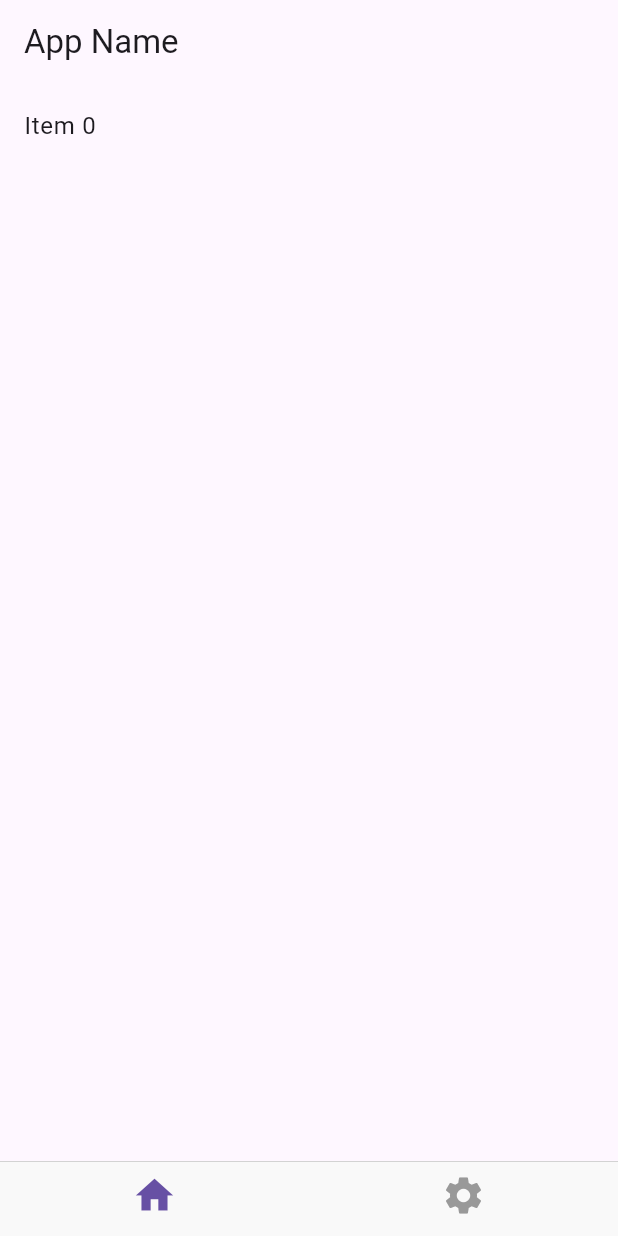
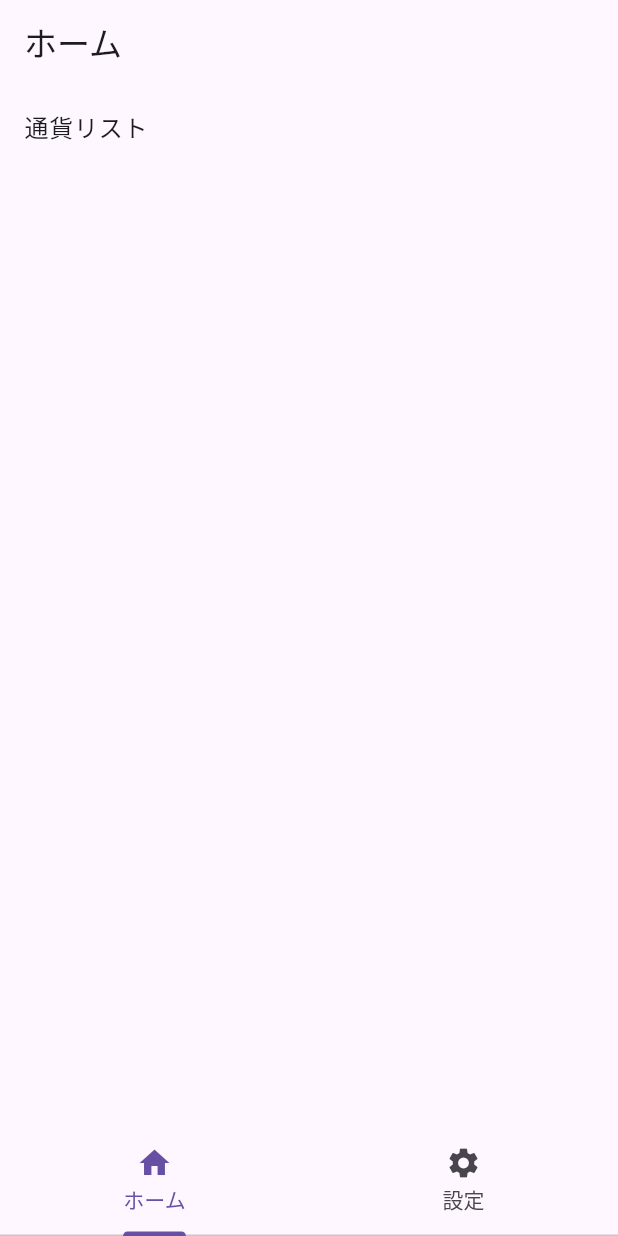
Before and after one commit to kumamotone/speedup_sandbox, a Flutter app: the screen it shows after launch, on a phone screen of 412 x 824 dp. Run offline on Flutter 3.47's test engine with Material 3 defaults, Android fonts, the phone set to English and light mode, and no system bars; our stand-ins replace dio, hooks_riverpod, pretty_dio_logger.

Commit message:
Update app titles and texts

```diff
--- a/lib/domain/currency/page/currency_list_page.dart
+++ b/lib/domain/currency/page/currency_list_page.dart
@@ -13,7 +13,7 @@ class CurrencyListPage extends HookConsumerWidget {
 
     return Scaffold(
       appBar: AppBar(
-        title: const Text("Currency List"),
+        title: const Text("通貨リスト (Example)"),
       ),
       body: currencyList.when(
         data: (data) {
--- a/lib/domain/first/page/main_page.dart
+++ b/lib/domain/first/page/main_page.dart
@@ -1,25 +1,28 @@
 import 'package:flutter/material.dart';
 import 'package:speedup_sandbox/domain/currency/page/currency_list_page.dart';
+import 'package:speedup_sandbox/foundation/extensions/extensions.dart';
 
-class MainPage extends StatelessWidget {
-  const MainPage({
+class HomePage extends StatelessWidget {
+  const HomePage({
     super.key,
   });
 
   @override
   Widget build(BuildContext context) {
-    return ListView.builder(
-      itemCount: 1,
-      itemBuilder: (context, index) {
-        return ListTile(
-          onTap: () => Navigator.of(context).push(
-            MaterialPageRoute(
-              builder: (context) => const CurrencyListPage(),
+    return Scaffold(
+      appBar: AppBar(
+        title: const Text('ホーム'),
+      ),
+      body: Column(
+        children: [
+          ListTile(
+            onTap: () => context.push(
+              const CurrencyListPage(),
             ),
+            title: const Text('通貨リスト'),
           ),
-          title: Text('Item $index'),
-        );
-      },
+        ],
+      ),
     );
   }
 }
--- a/lib/domain/first/screen/first_screen.dart
+++ b/lib/domain/first/screen/first_screen.dart
@@ -1,4 +1,3 @@
-import 'package:flutter/cupertino.dart';
 import 'package:flutter/material.dart';
 import 'package:speedup_sandbox/domain/first/page/main_page.dart';
 import 'package:speedup_sandbox/domain/settings/page/settings_page.dart';
@@ -7,42 +6,23 @@ class FirstScreen extends StatelessWidget {
   const FirstScreen({super.key});
   @override
   Widget build(BuildContext context) {
-    return Scaffold(
-      appBar: AppBar(
-        title: const Text('App Name'),
-        elevation: 0,
-      ),
-      body: CupertinoTabScaffold(
-        tabBar: CupertinoTabBar(
-          items: const <BottomNavigationBarItem>[
-            BottomNavigationBarItem(
-              icon: Icon(Icons.home),
-            ),
-            BottomNavigationBarItem(
-              icon: Icon(Icons.settings),
-            ),
+    return const DefaultTabController(
+      length: 2,
+      child: Scaffold(
+        body: TabBarView(
+          children: <Widget>[
+            HomePage(),
+            SettingsPage(),
           ],
         ),
-        tabBuilder: (BuildContext context, int index) {
-          switch (index) {
-            case 0:
-              return CupertinoTabView(
-                builder: (context) {
-                  return const CupertinoPageScaffold(
-                    child: MainPage(),
-                  );
-                },
-              );
-            default:
-              return CupertinoTabView(
-                builder: (context) {
-                  return const CupertinoPageScaffold(
-                    child: SettingsPage(),
-                  );
-                },
-              );
-          }
-        },
+        bottomNavigationBar: Material(
+          child: TabBar(
+            tabs: <Widget>[
+              Tab(text: 'ホーム', icon: Icon(Icons.home)),
+              Tab(text: '設定', icon: Icon(Icons.settings)),
+            ],
+          ),
+        ),
       ),
     );
   }
--- a/lib/widgets/loading/generic_loading_view.dart
+++ b/lib/widgets/loading/generic_loading_view.dart
@@ -8,7 +8,7 @@ class GenericLoadingView extends StatelessWidget {
   @override
   Widget build(BuildContext context) {
     return const Center(
-      child: Text("error"),
+      child: Text("loading..."),
     );
   }
 }
```
Also changed, not shown: lib/domain/settings/page/settings_page.dart (+7 -18 lines).
